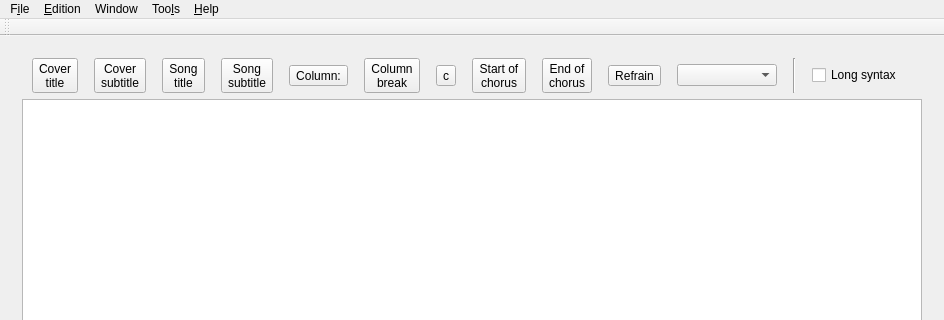
jpcima/chordv, file mainwindow.ui: the form before one commit; both pictures show x 0 to 944 and y 0 to 320 of the 944 by 682 pixel window.
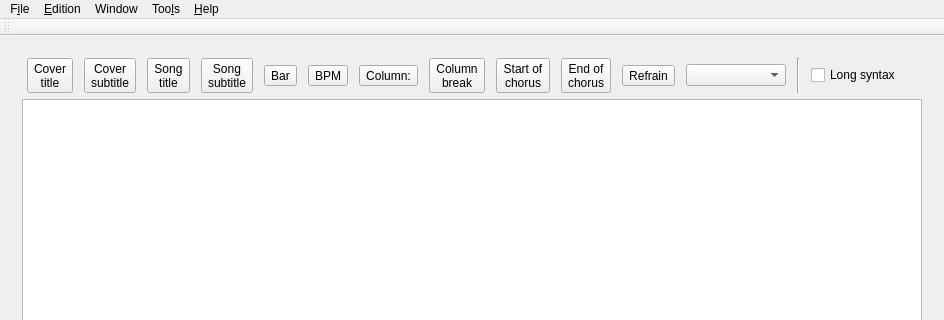
The form after the commit. Icons and pictures are not drawn. Custom widgets are drawn as their Qt base class.

Patch:
```diff
--- a/mainwindow.ui
+++ b/mainwindow.ui
@@ -78,6 +78,26 @@
                </property>
               </widget>
              </item>
+             <item>
+              <widget class="QToolButton" name="toolButtonBar">
+               <property name="toolTip">
+                <string>4/4 3/4 ...</string>
+               </property>
+               <property name="text">
+                <string>Bar</string>
+               </property>
+              </widget>
+             </item>
+             <item>
+              <widget class="QToolButton" name="toolButtonBPM">
+               <property name="toolTip">
+                <string>Beat per minute</string>
+               </property>
+               <property name="text">
+                <string>BPM</string>
+               </property>
+              </widget>
+             </item>
              <item>
               <widget class="QToolButton" name="toolButtonCol">
                <property name="toolTip">
@@ -99,16 +119,6 @@
                </property>
               </widget>
              </item>
-             <item>
-              <widget class="QToolButton" name="toolButtonCompress">
-               <property name="toolTip">
-                <string>Compression until end of song</string>
-               </property>
-               <property name="text">
-                <string>c</string>
-               </property>
-              </widget>
-             </item>
              <item>
               <widget class="QToolButton" name="toolButtonSOC">
                <property name="toolTip">
```
